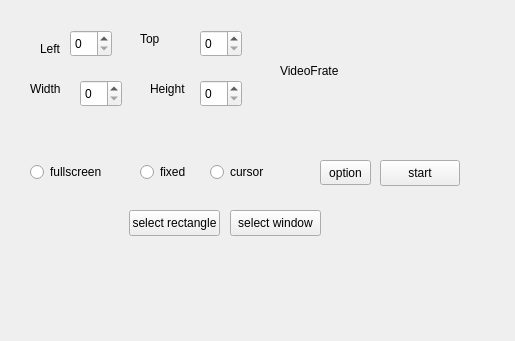
This is ssrtools.ui in BobbiHao/ssr_cp as Qt 5 draws it before an edit. The edited form follows.
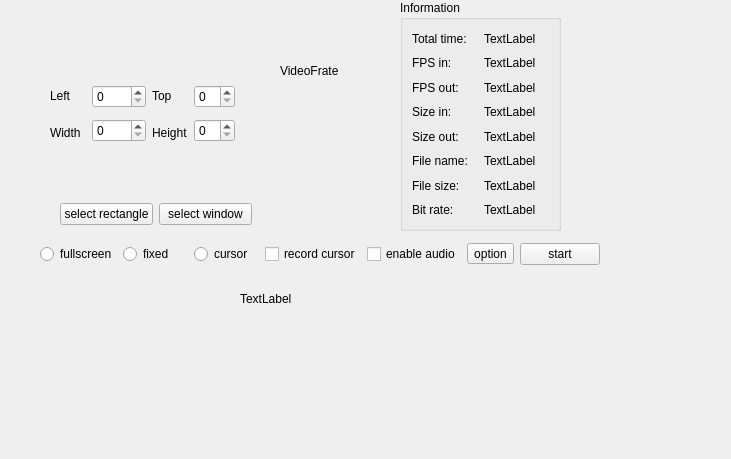
This is the edited form.

What changed in the file:
```diff
--- a/ssrtools.ui
+++ b/ssrtools.ui
@@ -6,130 +6,13 @@
    <rect>
     <x>0</x>
     <y>0</y>
-    <width>515</width>
-    <height>341</height>
+    <width>731</width>
+    <height>459</height>
    </rect>
   </property>
   <property name="windowTitle">
    <string>Form</string>
   </property>
-  <widget class="QToolButton" name="m_toolButton_options">
-   <property name="geometry">
-    <rect>
-     <x>320</x>
-     <y>160</y>
-     <width>51</width>
-     <height>25</height>
-    </rect>
-   </property>
-   <property name="text">
-    <string>option</string>
-   </property>
-  </widget>
-  <widget class="QPushButton" name="m_pushButton_start">
-   <property name="geometry">
-    <rect>
-     <x>380</x>
-     <y>160</y>
-     <width>80</width>
-     <height>26</height>
-    </rect>
-   </property>
-   <property name="text">
-    <string>start</string>
-   </property>
-  </widget>
-  <widget class="QRadioButton" name="m_radioButton_fullscreen">
-   <property name="geometry">
-    <rect>
-     <x>30</x>
-     <y>160</y>
-     <width>96</width>
-     <height>24</height>
-    </rect>
-   </property>
-   <property name="text">
-    <string>fullscreen</string>
-   </property>
-  </widget>
-  <widget class="QRadioButton" name="m_radioButton_fixed">
-   <property name="geometry">
-    <rect>
-     <x>140</x>
-     <y>160</y>
-     <width>96</width>
-     <height>24</height>
-    </rect>
-   </property>
-   <property name="text">
-    <string>fixed</string>
-   </property>
-  </widget>
-  <widget class="QRadioButton" name="m_radioButton_cursor">
-   <property name="geometry">
-    <rect>
-     <x>210</x>
-     <y>160</y>
-     <width>96</width>
-     <height>24</height>
-    </rect>
-   </property>
-   <property name="text">
-    <string>cursor</string>
-   </property>
-  </widget>
-  <widget class="QLabel" name="m_label_video_x">
-   <property name="geometry">
-    <rect>
-     <x>40</x>
-     <y>40</y>
-     <width>55</width>
-     <height>18</height>
-    </rect>
-   </property>
-   <property name="text">
-    <string>Left</string>
-   </property>
-  </widget>
-  <widget class="QLabel" name="m_label_video_y">
-   <property name="geometry">
-    <rect>
-     <x>140</x>
-     <y>30</y>
-     <width>55</width>
-     <height>18</height>
-    </rect>
-   </property>
-   <property name="text">
-    <string>Top</string>
-   </property>
-  </widget>
-  <widget class="QLabel" name="m_label_video_width">
-   <property name="geometry">
-    <rect>
-     <x>30</x>
-     <y>80</y>
-     <width>55</width>
-     <height>18</height>
-    </rect>
-   </property>
-   <property name="text">
-    <string>Width</string>
-   </property>
-  </widget>
-  <widget class="QLabel" name="m_label_video_h">
-   <property name="geometry">
-    <rect>
-     <x>150</x>
-     <y>80</y>
-     <width>55</width>
-     <height>18</height>
-    </rect>
-   </property>
-   <property name="text">
-    <string>Height</string>
-   </property>
-  </widget>
   <widget class="QLabel" name="label">
    <property name="geometry">
     <rect>
@@ -143,74 +26,306 @@
     <string>VideoFrate</string>
    </property>
   </widget>
-  <widget class="QSpinBox" name="m_spinbox_video_x">
-   <property name="geometry">
-    <rect>
-     <x>70</x>
-     <y>30</y>
-     <width>42</width>
-     <height>27</height>
-    </rect>
-   </property>
-   <property name="maximum">
-    <number>2000</number>
-   </property>
-  </widget>
-  <widget class="QSpinBox" name="m_spinbox_video_y">
-   <property name="geometry">
-    <rect>
-     <x>200</x>
-     <y>30</y>
-     <width>42</width>
-     <height>27</height>
-    </rect>
-   </property>
-  </widget>
-  <widget class="QSpinBox" name="m_spinbox_video_w">
-   <property name="geometry">
-    <rect>
-     <x>80</x>
-     <y>80</y>
-     <width>42</width>
-     <height>27</height>
-    </rect>
-   </property>
-  </widget>
-  <widget class="QSpinBox" name="m_spinbox_video_h">
-   <property name="geometry">
-    <rect>
-     <x>200</x>
-     <y>80</y>
-     <width>42</width>
-     <height>27</height>
-    </rect>
-   </property>
-  </widget>
-  <widget class="QPushButton" name="m_pushbutton_video_select_rectangle">
-   <property name="geometry">
-    <rect>
-     <x>129</x>
-     <y>210</y>
-     <width>91</width>
-     <height>26</height>
-    </rect>
-   </property>
-   <property name="text">
-    <string>select rectangle</string>
-   </property>
-  </widget>
-  <widget class="QPushButton" name="m_pushbutton_video_select_window">
+  <widget class="QWidget" name="widget" native="true">
    <property name="geometry">
     <rect>
      <x>230</x>
-     <y>210</y>
-     <width>91</width>
-     <height>26</height>
+     <y>280</y>
+     <width>71</width>
+     <height>80</height>
     </rect>
    </property>
-   <property name="text">
-    <string>select window</string>
+   <widget class="QLabel" name="label_2">
+    <property name="geometry">
+     <rect>
+      <x>10</x>
+      <y>10</y>
+      <width>55</width>
+      <height>18</height>
+     </rect>
+    </property>
+    <property name="text">
+     <string>TextLabel</string>
+    </property>
+   </widget>
+  </widget>
+  <widget class="QWidget" name="layoutWidget">
+   <property name="geometry">
+    <rect>
+     <x>50</x>
+     <y>80</y>
+     <width>185</width>
+     <height>68</height>
+    </rect>
    </property>
+   <layout class="QGridLayout" name="gridLayout">
+    <item row="1" column="0">
+     <widget class="QLabel" name="m_label_video_width">
+      <property name="text">
+       <string>Width</string>
+      </property>
+     </widget>
+    </item>
+    <item row="0" column="3" rowspan="2">
+     <layout class="QVBoxLayout" name="verticalLayout_2">
+      <item>
+       <widget class="QSpinBox" name="m_spinbox_video_y"/>
+      </item>
+      <item>
+       <widget class="QSpinBox" name="m_spinbox_video_h"/>
+      </item>
+     </layout>
+    </item>
+    <item row="0" column="1" rowspan="2">
+     <layout class="QVBoxLayout" name="verticalLayout">
+      <item>
+       <widget class="QSpinBox" name="m_spinbox_video_x">
+        <property name="maximum">
+         <number>2000</number>
+        </property>
+       </widget>
+      </item>
+      <item>
+       <widget class="QSpinBox" name="m_spinbox_video_w"/>
+      </item>
+     </layout>
+    </item>
+    <item row="0" column="0">
+     <widget class="QLabel" name="m_label_video_x">
+      <property name="text">
+       <string>Left</string>
+      </property>
+     </widget>
+    </item>
+    <item row="0" column="2">
+     <widget class="QLabel" name="m_label_video_y">
+      <property name="text">
+       <string>Top</string>
+      </property>
+     </widget>
+    </item>
+    <item row="1" column="2">
+     <widget class="QLabel" name="m_label_video_h">
+      <property name="text">
+       <string>Height</string>
+      </property>
+     </widget>
+    </item>
+   </layout>
+  </widget>
+  <widget class="QWidget" name="layoutWidget">
+   <property name="geometry">
+    <rect>
+     <x>60</x>
+     <y>200</y>
+     <width>192</width>
+     <height>28</height>
+    </rect>
+   </property>
+   <layout class="QHBoxLayout" name="horizontalLayout_2">
+    <item>
+     <widget class="QPushButton" name="m_pushbutton_video_select_rectangle">
+      <property name="text">
+       <string>select rectangle</string>
+      </property>
+     </widget>
+    </item>
+    <item>
+     <widget class="QPushButton" name="m_pushbutton_video_select_window">
+      <property name="text">
+       <string>select window</string>
+      </property>
+     </widget>
+    </item>
+   </layout>
+  </widget>
+  <widget class="QWidget" name="layoutWidget">
+   <property name="geometry">
+    <rect>
+     <x>40</x>
+     <y>240</y>
+     <width>560</width>
+     <height>28</height>
+    </rect>
+   </property>
+   <layout class="QHBoxLayout" name="horizontalLayout">
+    <item>
+     <widget class="QRadioButton" name="m_radioButton_fullscreen">
+      <property name="text">
+       <string>fullscreen</string>
+      </property>
+     </widget>
+    </item>
+    <item>
+     <widget class="QRadioButton" name="m_radioButton_fixed">
+      <property name="text">
+       <string>fixed</string>
+      </property>
+     </widget>
+    </item>
+    <item>
+     <widget class="QRadioButton" name="m_radioButton_cursor">
+      <property name="text">
+       <string>cursor</string>
+      </property>
+     </widget>
+    </item>
+    <item>
+     <widget class="QCheckBox" name="m_checkbox_record_cursor">
+      <property name="text">
+       <string>record cursor</string>
+      </property>
+     </widget>
+    </item>
+    <item>
+     <widget class="QCheckBox" name="m_checkbox_audio_enable">
+      <property name="text">
+       <string>enable audio</string>
+      </property>
+     </widget>
+    </item>
+    <item>
+     <widget class="QToolButton" name="m_toolButton_options">
+      <property name="text">
+       <string>option</string>
+      </property>
+     </widget>
+    </item>
+    <item>
+     <widget class="QPushButton" name="m_pushButton_start">
+      <property name="text">
+       <string>start</string>
+      </property>
+     </widget>
+    </item>
+   </layout>
+  </widget>
+  <widget class="QGroupBox" name="groupbox_information">
+   <property name="geometry">
+    <rect>
+     <x>400</x>
+     <y>0</y>
+     <width>161</width>
+     <height>231</height>
+    </rect>
+   </property>
+   <property name="title">
+    <string>Information</string>
+   </property>
+   <layout class="QGridLayout" name="gridLayout_2">
+    <item row="0" column="0">
+     <widget class="QLabel" name="label_total_time">
+      <property name="text">
+       <string>Total time:</string>
+      </property>
+     </widget>
+    </item>
+    <item row="0" column="1">
+     <widget class="QLabel" name="m_label_info_total_time">
+      <property name="text">
+       <string>TextLabel</string>
+      </property>
+     </widget>
+    </item>
+    <item row="1" column="0">
+     <widget class="QLabel" name="label_frame_rate_in">
+      <property name="text">
+       <string>FPS in:</string>
+      </property>
+     </widget>
+    </item>
+    <item row="1" column="1">
+     <widget class="QLabel" name="m_label_info_frame_rate_in">
+      <property name="text">
+       <string>TextLabel</string>
+      </property>
+     </widget>
+    </item>
+    <item row="2" column="0">
+     <widget class="QLabel" name="label_frame_rate_out">
+      <property name="text">
+       <string>FPS out:</string>
+      </property>
+     </widget>
+    </item>
+    <item row="2" column="1">
+     <widget class="QLabel" name="m_label_info_frame_rate_out">
+      <property name="text">
+       <string>TextLabel</string>
+      </property>
+     </widget>
+    </item>
+    <item row="3" column="0">
+     <widget class="QLabel" name="label_size_in">
+      <property name="text">
+       <string>Size in:</string>
+      </property>
+     </widget>
+    </item>
+    <item row="3" column="1">
+     <widget class="QLabel" name="m_label_info_size_in">
+      <property name="text">
+       <string>TextLabel</string>
+      </property>
+     </widget>
+    </item>
+    <item row="4" column="0">
+     <widget class="QLabel" name="label_size_out">
+      <property name="text">
+       <string>Size out:</string>
+      </property>
+     </widget>
+    </item>
+    <item row="4" column="1">
+     <widget class="QLabel" name="m_label_info_size_out">
+      <property name="text">
+       <string>TextLabel</string>
+      </property>
+     </widget>
+    </item>
+    <item row="5" column="0">
+     <widget class="QLabel" name="label_file_name">
+      <property name="text">
+       <string>File name:</string>
+      </property>
+     </widget>
+    </item>
+    <item row="5" column="1">
+     <widget class="QLabel" name="m_label_info_file_name">
+      <property name="text">
+       <string>TextLabel</string>
+      </property>
+     </widget>
+    </item>
+    <item row="6" column="0">
+     <widget class="QLabel" name="label_file_size">
+      <property name="text">
+       <string>File size:</string>
+      </property>
+     </widget>
+    </item>
+    <item row="6" column="1">
+     <widget class="QLabel" name="m_label_info_file_size">
+      <property name="text">
+       <string>TextLabel</string>
+      </property>
+     </widget>
+    </item>
+    <item row="7" column="0">
+     <widget class="QLabel" name="label_bit_rate">
+      <property name="text">
+       <string>Bit rate:</string>
+      </property>
+     </widget>
+    </item>
+    <item row="7" column="1">
+     <widget class="QLabel" name="m_label_info_bit_rate">
+      <property name="text">
+       <string>TextLabel</string>
+      </property>
+     </widget>
+    </item>
+   </layout>
   </widget>
  </widget>
  <resources/>
```
